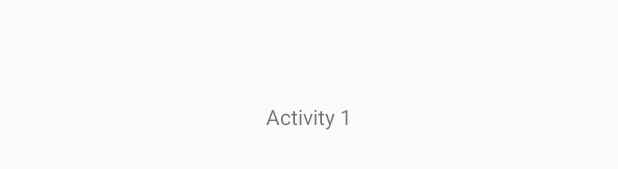
After one commit to imitxtion/android-course, an Android app built with Jetpack Compose: the layout activity_main.xml on its own in the app's theme, with its tools: preview values and no code run, on a phone screen of 412 x 824 dp. The commit adds this screen. Shown: the part 502-671 px from the top of the screen. Run offline under Robolectric (Android 15) with nearby library versions, the phone set to English and light mode, and no system bars.

Commit message:
Added Activity 1. Completed part 1/2 of the assignment 1.

```diff
--- a/app/src/main/java/com/example/myapplication/MainActivity.kt
+++ b/app/src/main/java/com/example/myapplication/MainActivity.kt
@@ -16,6 +16,7 @@ import com.example.myapplication.ui.theme.MyApplicationTheme
 class MainActivity : ComponentActivity() {
     override fun onCreate(savedInstanceState: Bundle?) {
         super.onCreate(savedInstanceState)
+        setContentView(R.layout.activity_main)
         enableEdgeToEdge()
         setContent {
             MyApplicationTheme {
--- /dev/null
+++ b/app/src/main/res/layout/activity_main.xml
@@ -0,0 +1,17 @@
+<?xml version="1.0" encoding="utf-8"?>
+<androidx.constraintlayout.widget.ConstraintLayout
+    xmlns:android="http://schemas.android.com/apk/res/android"
+    xmlns:app="http://schemas.android.com/apk/res-auto"
+    android:layout_width="match_parent"
+    android:layout_height="match_parent">
+
+    <TextView
+        android:layout_width="wrap_content"
+        android:layout_height="wrap_content"
+        android:text="Activity 1"
+        app:layout_constraintBottom_toBottomOf="parent"
+        app:layout_constraintLeft_toLeftOf="parent"
+        app:layout_constraintRight_toRightOf="parent"
+        app:layout_constraintTop_toTopOf="parent" />
+
+</androidx.constraintlayout.widget.ConstraintLayout>
```
